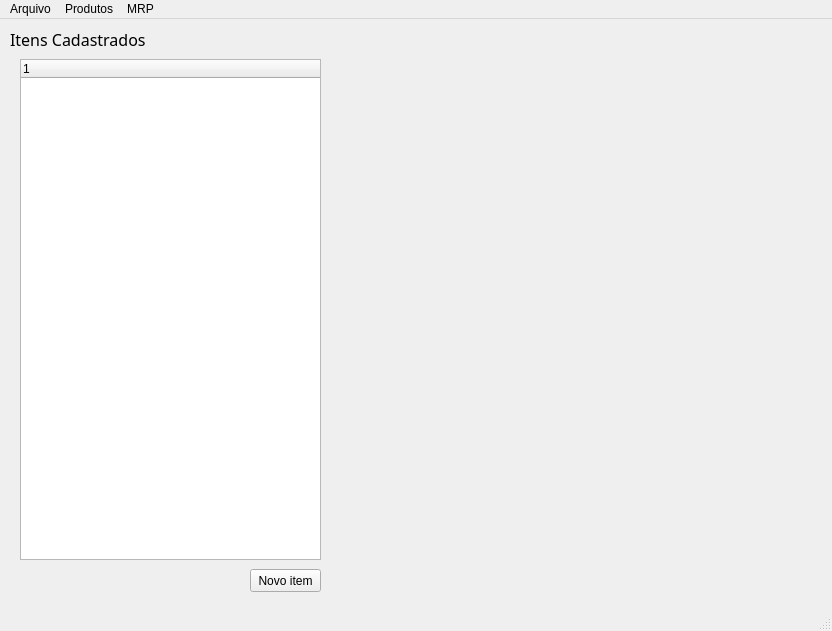
This is main.ui in gustavo-moura/MRPSystem as Qt 5 draws it before an edit. The edited form follows.
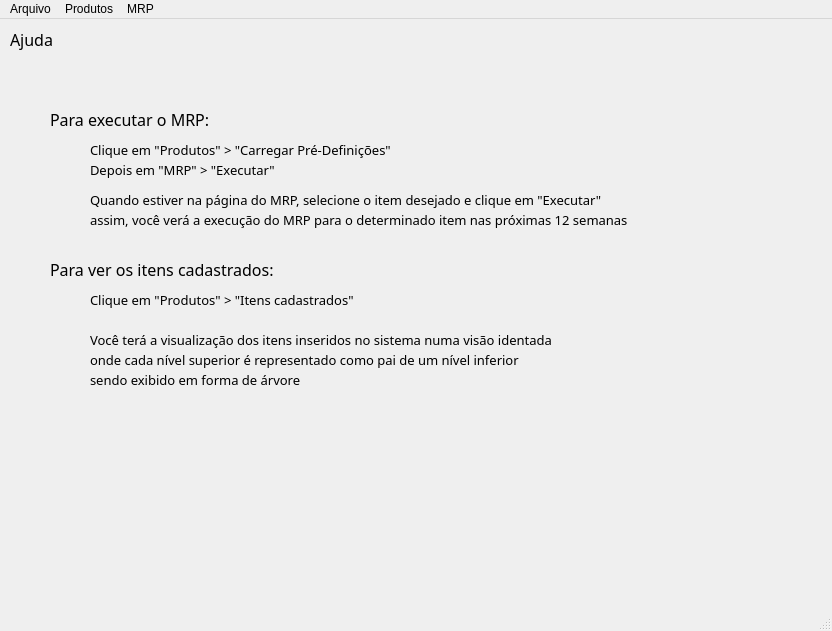
This is the edited form.

Commit message: Interface renovada

```diff
--- a/main.ui
+++ b/main.ui
@@ -24,20 +24,269 @@
      </rect>
     </property>
     <property name="currentIndex">
-     <number>2</number>
+     <number>1</number>
     </property>
     <widget class="QWidget" name="page_Inicial">
      <widget class="QPushButton" name="pushButton">
       <property name="geometry">
        <rect>
-        <x>410</x>
+        <x>330</x>
+        <y>60</y>
+        <width>171</width>
+        <height>21</height>
+       </rect>
+      </property>
+      <property name="font">
+       <font>
+        <family>Century Gothic</family>
+        <pointsize>12</pointsize>
+       </font>
+      </property>
+      <property name="text">
+       <string>MRP</string>
+      </property>
+     </widget>
+     <widget class="QLabel" name="label_14">
+      <property name="geometry">
+       <rect>
+        <x>240</x>
+        <y>90</y>
+        <width>421</width>
+        <height>21</height>
+       </rect>
+      </property>
+      <property name="font">
+       <font>
+        <family>Century Gothic</family>
+        <pointsize>12</pointsize>
+       </font>
+      </property>
+      <property name="text">
+       <string>Material Requirements Planning</string>
+      </property>
+     </widget>
+     <widget class="QPushButton" name="btn_automatico">
+      <property name="geometry">
+       <rect>
+        <x>280</x>
+        <y>180</y>
+        <width>141</width>
+        <height>23</height>
+       </rect>
+      </property>
+      <property name="text">
+       <string>Auto Execução</string>
+      </property>
+     </widget>
+    </widget>
+    <widget class="QWidget" name="page_Ajuda">
+     <widget class="QLabel" name="label_15">
+      <property name="geometry">
+       <rect>
+        <x>10</x>
+        <y>10</y>
+        <width>171</width>
+        <height>21</height>
+       </rect>
+      </property>
+      <property name="font">
+       <font>
+        <family>Century Gothic</family>
+        <pointsize>12</pointsize>
+       </font>
+      </property>
+      <property name="text">
+       <string>Ajuda</string>
+      </property>
+     </widget>
+     <widget class="QLabel" name="label_16">
+      <property name="geometry">
+       <rect>
+        <x>50</x>
+        <y>90</y>
+        <width>521</width>
+        <height>21</height>
+       </rect>
+      </property>
+      <property name="font">
+       <font>
+        <family>Century Gothic</family>
+        <pointsize>12</pointsize>
+       </font>
+      </property>
+      <property name="text">
+       <string>Para executar o MRP:</string>
+      </property>
+     </widget>
+     <widget class="QLabel" name="label_17">
+      <property name="geometry">
+       <rect>
+        <x>90</x>
+        <y>120</y>
+        <width>521</width>
+        <height>21</height>
+       </rect>
+      </property>
+      <property name="font">
+       <font>
+        <family>Century Gothic</family>
+        <pointsize>10</pointsize>
+       </font>
+      </property>
+      <property name="text">
+       <string>Clique em &quot;Produtos&quot; &gt; &quot;Carregar Pré-Definições&quot;</string>
+      </property>
+     </widget>
+     <widget class="QLabel" name="label_18">
+      <property name="geometry">
+       <rect>
+        <x>90</x>
+        <y>140</y>
+        <width>521</width>
+        <height>21</height>
+       </rect>
+      </property>
+      <property name="font">
+       <font>
+        <family>Century Gothic</family>
+        <pointsize>10</pointsize>
+       </font>
+      </property>
+      <property name="text">
+       <string>Depois em &quot;MRP&quot; &gt; &quot;Executar&quot;</string>
+      </property>
+     </widget>
+     <widget class="QLabel" name="label_19">
+      <property name="geometry">
+       <rect>
+        <x>90</x>
+        <y>170</y>
+        <width>681</width>
+        <height>21</height>
+       </rect>
+      </property>
+      <property name="font">
+       <font>
+        <family>Century Gothic</family>
+        <pointsize>10</pointsize>
+       </font>
+      </property>
+      <property name="text">
+       <string>Quando estiver na página do MRP, selecione o item desejado e clique em &quot;Executar&quot;</string>
+      </property>
+     </widget>
+     <widget class="QLabel" name="label_20">
+      <property name="geometry">
+       <rect>
+        <x>90</x>
         <y>190</y>
-        <width>75</width>
-        <height>23</height>
+        <width>711</width>
+        <height>21</height>
        </rect>
       </property>
+      <property name="font">
+       <font>
+        <family>Century Gothic</family>
+        <pointsize>10</pointsize>
+       </font>
+      </property>
       <property name="text">
-       <string>PushButton</string>
+       <string>assim, você verá a execução do MRP para o determinado item nas próximas 12 semanas</string>
+      </property>
+     </widget>
+     <widget class="QLabel" name="label_21">
+      <property name="geometry">
+       <rect>
+        <x>50</x>
+        <y>240</y>
+        <width>521</width>
+        <height>21</height>
+       </rect>
+      </property>
+      <property name="font">
+       <font>
+        <family>Century Gothic</family>
+        <pointsize>12</pointsize>
+       </font>
+      </property>
+      <property name="text">
+       <string>Para ver os itens cadastrados:</string>
+      </property>
+     </widget>
+     <widget class="QLabel" name="label_22">
+      <property name="geometry">
+       <rect>
+        <x>90</x>
+        <y>270</y>
+        <width>521</width>
+        <height>21</height>
+       </rect>
+      </property>
+      <property name="font">
+       <font>
+        <family>Century Gothic</family>
+        <pointsize>10</pointsize>
+       </font>
+      </property>
+      <property name="text">
+       <string>Clique em &quot;Produtos&quot; &gt; &quot;Itens cadastrados&quot;</string>
+      </property>
+     </widget>
+     <widget class="QLabel" name="label_23">
+      <property name="geometry">
+       <rect>
+        <x>90</x>
+        <y>310</y>
+        <width>521</width>
+        <height>21</height>
+       </rect>
+      </property>
+      <property name="font">
+       <font>
+        <family>Century Gothic</family>
+        <pointsize>10</pointsize>
+       </font>
+      </property>
+      <property name="text">
+       <string>Você terá a visualização dos itens inseridos no sistema numa visão identada</string>
+      </property>
+     </widget>
+     <widget class="QLabel" name="label_24">
+      <property name="geometry">
+       <rect>
+        <x>90</x>
+        <y>330</y>
+        <width>521</width>
+        <height>21</height>
+       </rect>
+      </property>
+      <property name="font">
+       <font>
+        <family>Century Gothic</family>
+        <pointsize>10</pointsize>
+       </font>
+      </property>
+      <property name="text">
+       <string>onde cada nível superior é representado como pai de um nível inferior</string>
+      </property>
+     </widget>
+     <widget class="QLabel" name="label_25">
+      <property name="geometry">
+       <rect>
+        <x>90</x>
+        <y>350</y>
+        <width>521</width>
+        <height>21</height>
+       </rect>
+      </property>
+      <property name="font">
+       <font>
+        <family>Century Gothic</family>
+        <pointsize>10</pointsize>
+       </font>
+      </property>
+      <property name="text">
+       <string>sendo exibido em forma de árvore</string>
       </property>
      </widget>
     </widget>
```
Left out of the diff: 19 changed lines with no effect on the pictures. The commit also changes 4 other files.
